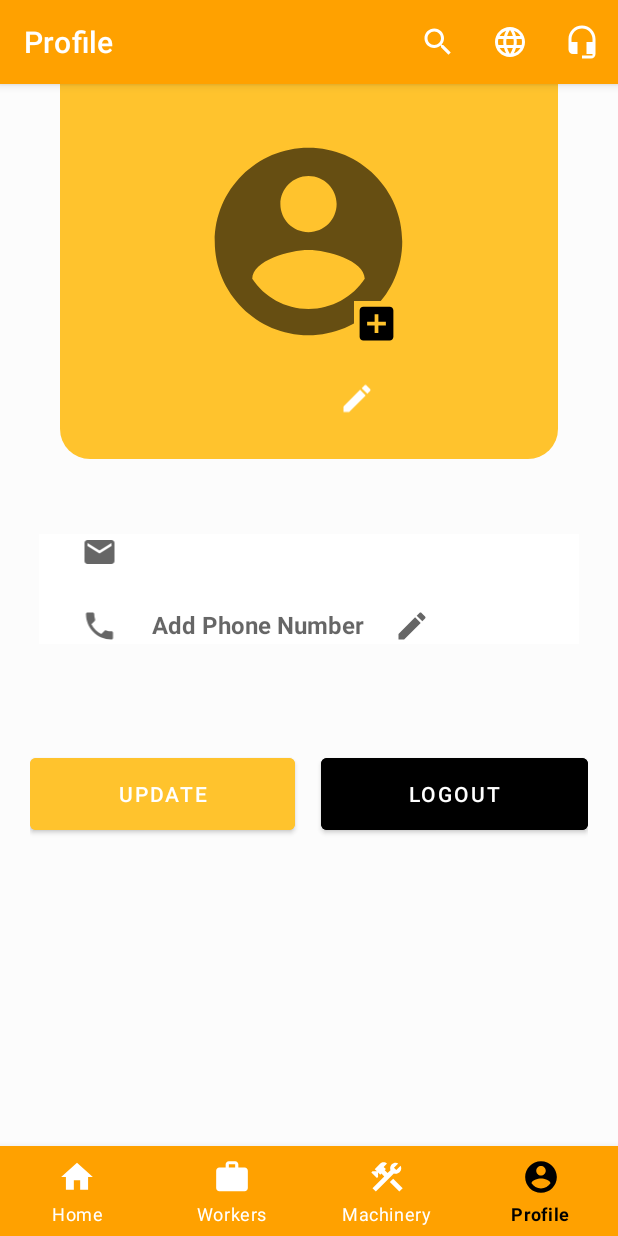
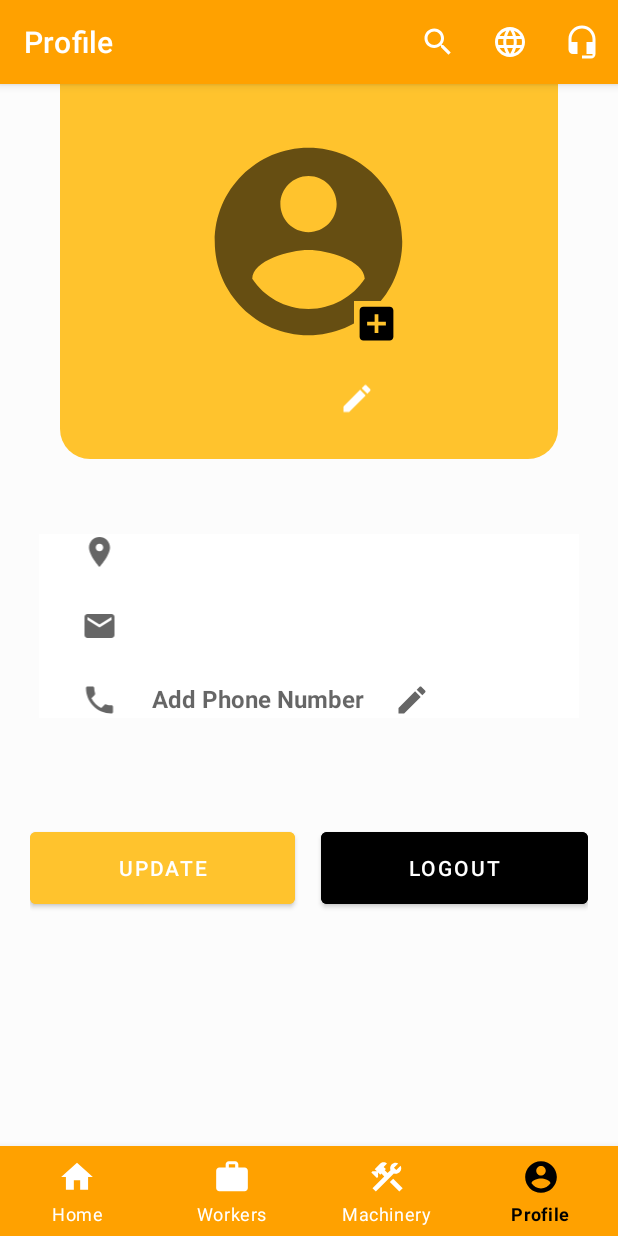
Before and after one commit to TechZite-Guru/Farm_Work, an Android app: the ProfileFragment screen opened through its navigation route, on a phone screen of 412 x 824 dp. Run offline under Robolectric (Android 15) with nearby library versions, the phone set to English and light mode, and no system bars; our stand-ins replace CircleImageView, Firebase (no records; nobody signed in at launch, a user with empty details on screens opened directly), Picasso, navigation-ui; libraries missing offline, so code that uses them is left out: com.theartofdev.edmodo; Roboto replaces fonts that are not available here.

Commit message:
Adding Location Fields in fragment_profile.xml

```diff
--- a/app/src/main/java/com/example/farmwork/Home.java
+++ b/app/src/main/java/com/example/farmwork/Home.java
@@ -88,24 +88,6 @@
         mLocationManager = (LocationManager) getSystemService(Context.LOCATION_SERVICE);
         mLocationManager.requestLocationUpdates(LocationManager.GPS_PROVIDER, 0, 0, this);
     }
-
-    /*private final LocationListener mLocationListener = new LocationListener() {
-        @Override
-        public void onLocationChanged(final Location location) {
-            //your code here
-            Location new_location = location;
-            if (new_location == null){
-                Map<String, Object> user = new HashMap<>();
-                user.put("location", new_location);
-                fStore.collection("users").document(currentUserID).update(user).addOnSuccessListener(new OnSuccessListener<Void>() {
-                    @Override
-                    public void onSuccess(Void aVoid) {
-                        Log.d("Username", "Username Updated Succesfully");
-                    }
-                });
-            }
-        }
-    };*/
 
     @Override
     public boolean onCreateOptionsMenu(Menu menu) {
--- a/app/src/main/java/com/example/farmwork/ProfileFragment.java
+++ b/app/src/main/java/com/example/farmwork/ProfileFragment.java
@@ -45,7 +45,7 @@
 
     ImageView change_profile, change_username, phone_edit_icon;
     CircleImageView profile_pic;
-    TextView profile_fullName, profile_email, profile_phone;
+    TextView profile_fullName, profile_email, profile_phone, full_address;
     EditText username_change_field, add_phone_field;
     Button profile_update, logout_btn;
     FirebaseAuth fAuth;
@@ -71,6 +71,7 @@
         add_phone_field = root.findViewById(R.id.add_phone_number);
         profile_update = root.findViewById(R.id.profile_update_button);
         logout_btn = root.findViewById(R.id.logout_button);
+        full_address = root.findViewById(R.id.full_address);
 
         fAuth = FirebaseAuth.getInstance();
         fStore = FirebaseFirestore.getInstance();
@@ -144,6 +145,8 @@
                     profile_email.setText(documentSnapshot.getString("email"));
                     profile_fullName.setText(documentSnapshot.getString("name"));
                     profile_phone.setText(documentSnapshot.getString("phone"));
+                    full_address.setText(documentSnapshot.getString("location"));
+
                     String profile_pic_string = documentSnapshot.getString("profile_image");
                     Picasso.get().load(profile_pic_string).placeholder(R.drawable.ic_baseline_account_circle_24).into(profile_pic);
                     Log.d("URL", "Download URL :" + profile_pic_string);
--- /dev/null
+++ b/app/src/main/res/drawable/ic_baseline_location_on_24.xml
@@ -0,0 +1,5 @@
+<vector android:height="24dp" android:tint="?attr/colorControlNormal"
+    android:viewportHeight="24" android:viewportWidth="24"
+    android:width="24dp" xmlns:android="http://schemas.android.com/apk/res/android">
+    <path android:fillColor="@android:color/white" android:pathData="M12,2C8.13,2 5,5.13 5,9c0,5.25 7,13 7,13s7,-7.75 7,-13c0,-3.87 -3.13,-7 -7,-7zM12,11.5c-1.38,0 -2.5,-1.12 -2.5,-2.5s1.12,-2.5 2.5,-2.5 2.5,1.12 2.5,2.5 -1.12,2.5 -2.5,2.5z"/>
+</vector>
--- a/app/src/main/res/layout/fragment_profile.xml
+++ b/app/src/main/res/layout/fragment_profile.xml
@@ -205,6 +205,33 @@
                 <ImageView
                     android:layout_width="30dp"
                     android:layout_height="match_parent"
+                    android:src="@drawable/ic_baseline_location_on_24" />
+
+                <TextView
+                    android:id="@+id/full_address"
+                    android:layout_width="wrap_content"
+                    android:layout_height="match_parent"
+                    android:layout_gravity="center_vertical"
+                    android:paddingLeft="20dp"
+                    android:textSize="16sp"
+                    android:textStyle="bold" />
+
+            </LinearLayout>
+
+            <LinearLayout
+                android:layout_width="match_parent"
+                android:layout_height="wrap_content"
+                android:background="@color/white"
+                android:orientation="horizontal"
+                android:layout_marginRight="0dp"
+                android:layout_marginLeft="0dp"
+                android:layout_marginTop="25dp"
+                android:layout_gravity="center_horizontal"
+                android:paddingLeft="25dp">
+
+                <ImageView
+                    android:layout_width="30dp"
+                    android:layout_height="match_parent"
                     android:src="@drawable/ic_baseline_email_24" />
 
                 <TextView
```
